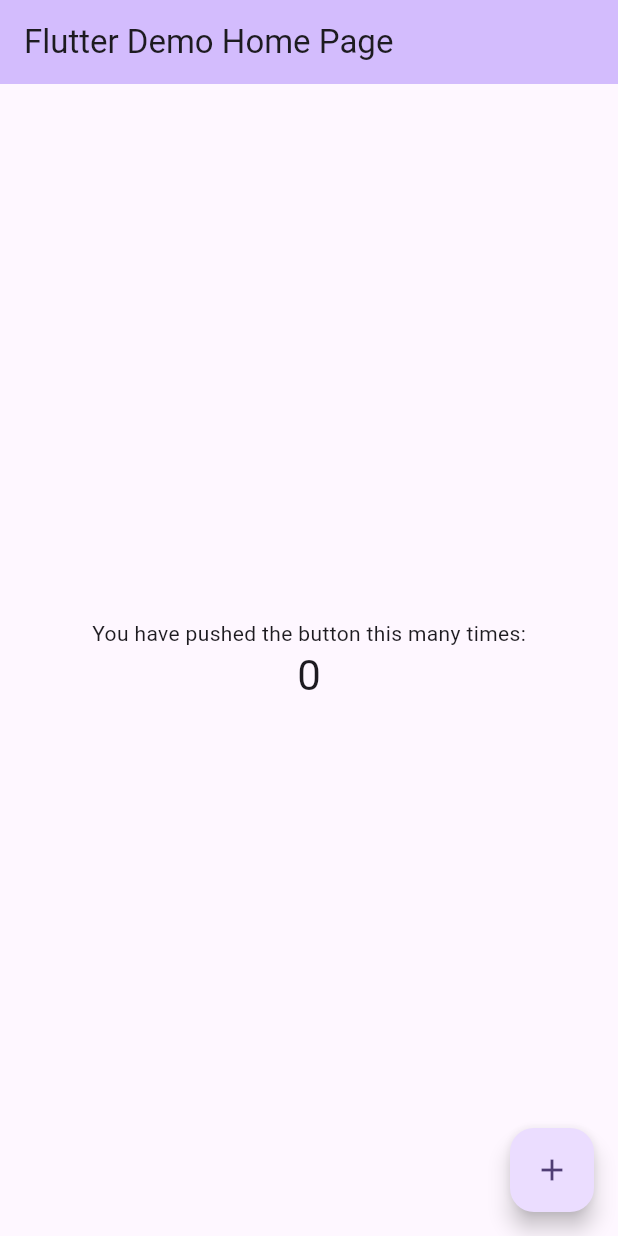
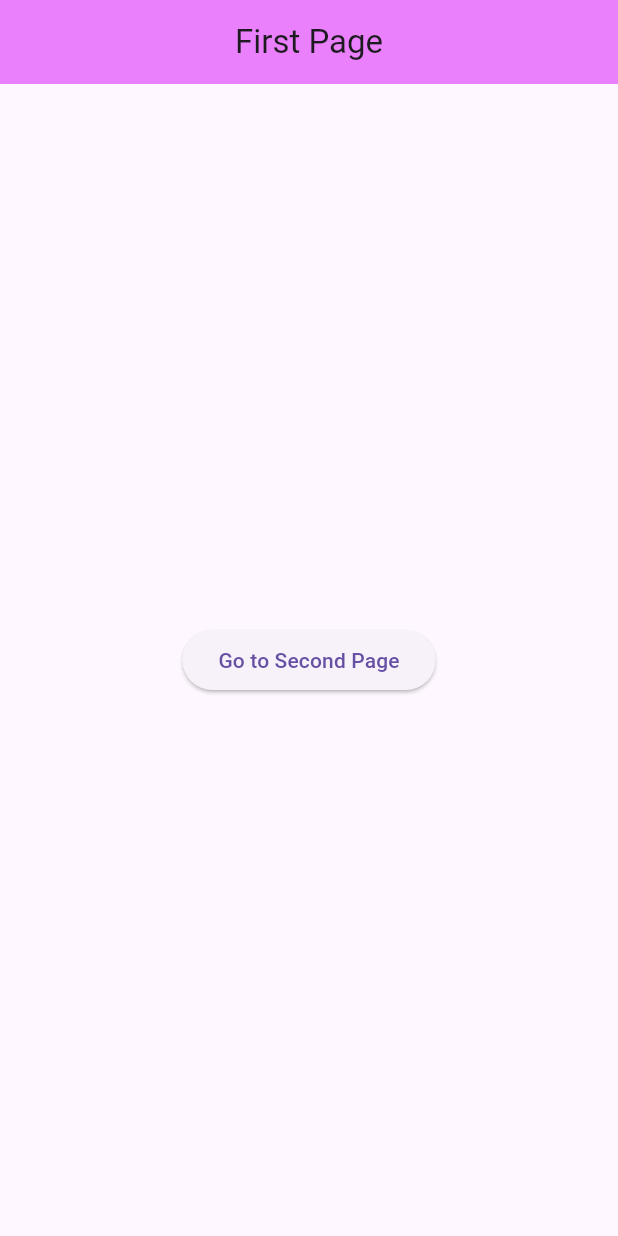
Before and after one commit to WinterBoii/flutter-todo, a Flutter app: the screen it shows after launch, on a phone screen of 412 x 824 dp. Run offline on Flutter 3.47's test engine with Material 3 defaults, Android fonts, the phone set to English and light mode, and no system bars.

```diff
--- a/simple_todo/lib/main.dart
+++ b/simple_todo/lib/main.dart
@@ -1,4 +1,6 @@
 import 'package:flutter/material.dart';
+import 'package:simple_todo/pages/first_page.dart';
+import 'package:simple_todo/pages/second_page.dart';
 
 void main() {
   runApp(const MyApp());
@@ -11,115 +13,36 @@ class MyApp extends StatelessWidget {
   @override
   Widget build(BuildContext context) {
     return MaterialApp(
-      title: 'Flutter Demo',
-      theme: ThemeData(
-        // This is the theme of your application.
-        //
-        // TRY THIS: Try running your application with "flutter run". You'll see
-        // the application has a purple toolbar. Then, without quitting the app,
-        // try changing the seedColor in the colorScheme below to Colors.green
-        // and then invoke "hot reload" (save your changes or press the "hot
-        // reload" button in a Flutter-supported IDE, or press "r" if you used
-        // the command line to start the app).
-        //
-        // Notice that the counter didn't reset back to zero; the application
-        // state is not lost during the reload. To reset the state, use hot
-        // restart instead.
-        //
-        // This works for code too, not just values: Most code changes can be
-        // tested with just a hot reload.
-        colorScheme: ColorScheme.fromSeed(seedColor: Colors.deepPurple),
-        useMaterial3: true,
-      ),
-      home: const MyHomePage(title: 'Flutter Demo Home Page'),
+      debugShowCheckedModeBanner: false,
+      home: FirstPage(),
+      routes: {
+        //'/first': (context) => const FirstPage(),
+        '/second': (context) => const SecondPage(),
+      },
     );
   }
 }
 
-class MyHomePage extends StatefulWidget {
-  const MyHomePage({super.key, required this.title});
 
-  // This widget is the home page of your application. It is stateful, meaning
-  // that it has a State object (defined below) that contains fields that affect
-  // how it looks.
+// GRID VIEW BUILDER
+/* GridView.builder(
+  itemCount: 64,
+  gridDelegate: const SliverGridDelegateWithFixedCrossAxisCount(
+      // how many you want in each row
+      crossAxisCount: 3),
+  itemBuilder: (context, index) => Container(
+    color: Colors.blue[300],
+    margin: EdgeInsets.all(2),
+    child: Center(
+      child: Text('$index'),
+    ),
+  ),
+), */
 
-  // This class is the configuration for the state. It holds the values (in this
-  // case the title) provided by the parent (in this case the App widget) and
-  // used by the build method of the State. Fields in a Widget subclass are
-  // always marked "final".
-
-  final String title;
-
-  @override
-  State<MyHomePage> createState() => _MyHomePageState();
-}
-
-class _MyHomePageState extends State<MyHomePage> {
-  int _counter = 0;
-
-  void _incrementCounter() {
-    setState(() {
-      // This call to setState tells the Flutter framework that something has
-      // changed in this State, which causes it to rerun the build method below
-      // so that the display can reflect the updated values. If we changed
-      // _counter without calling setState(), then the build method would not be
-      // called again, and so nothing would appear to happen.
-      _counter++;
-    });
-  }
-
-  @override
-  Widget build(BuildContext context) {
-    // This method is rerun every time setState is called, for instance as done
-    // by the _incrementCounter method above.
-    //
-    // The Flutter framework has been optimized to make rerunning build methods
-    // fast, so that you can just rebuild anything that needs updating rather
-    // than having to individually change instances of widgets.
-    return Scaffold(
-      appBar: AppBar(
-        // TRY THIS: Try changing the color here to a specific color (to
-        // Colors.amber, perhaps?) and trigger a hot reload to see the AppBar
-        // change color while the other colors stay the same.
-        backgroundColor: Theme.of(context).colorScheme.inversePrimary,
-        // Here we take the value from the MyHomePage object that was created by
-        // the App.build method, and use it to set our appbar title.
-        title: Text(widget.title),
-      ),
-      body: Center(
-        // Center is a layout widget. It takes a single child and positions it
-        // in the middle of the parent.
-        child: Column(
-          // Column is also a layout widget. It takes a list of children and
-          // arranges them vertically. By default, it sizes itself to fit its
-          // children horizontally, and tries to be as tall as its parent.
-          //
-          // Column has various properties to control how it sizes itself and
-          // how it positions its children. Here we use mainAxisAlignment to
-          // center the children vertically; the main axis here is the vertical
-          // axis because Columns are vertical (the cross axis would be
-          // horizontal).
-          //
-          // TRY THIS: Invoke "debug painting" (choose the "Toggle Debug Paint"
-          // action in the IDE, or press "p" in the console), to see the
-          // wireframe for each widget.
-          mainAxisAlignment: MainAxisAlignment.center,
-          children: <Widget>[
-            const Text(
-              'You have pushed the button this many times:',
-            ),
-            Text(
-              '$_counter',
-              style: Theme.of(context).textTheme.headlineMedium,
-            ),
-          ],
-        ),
-      ),
-      floatingActionButton: FloatingActionButton(
-        onPressed: _incrementCounter,
-        tooltip: 'Increment',
-        child: const Icon(Icons.add),
-      ), // This trailing comma makes auto-formatting nicer for build methods.
-    );
-  }
-}
+// LIST VIEW BUILDER
+/* ListView.builder(
+  itemCount: names.length,
+  itemBuilder: (context, index) => ListTile(
+    title: Text('${names[index]}'),
+  ),
+), */
--- /dev/null
+++ b/simple_todo/lib/pages/first_page.dart
@@ -0,0 +1,24 @@
+import 'package:flutter/material.dart';
+
+class FirstPage extends StatelessWidget {
+  const FirstPage({super.key});
+
+  @override
+  Widget build(BuildContext context) {
+    return Scaffold(
+      appBar: AppBar(
+        centerTitle: true,
+        title: const Text('First Page'),
+        backgroundColor: Colors.purpleAccent[100],
+      ),
+      body: Center(
+        child: ElevatedButton(
+          child: const Text('Go to Second Page'),
+          onPressed: () {
+            Navigator.pushNamed(context, '/second');
+          },
+        ),
+      ),
+    );
+  }
+}
```
Also changed, not shown: simple_todo/lib/pages/second_page.dart (added, +16 -0 lines).
